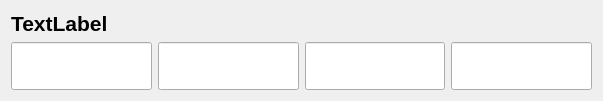
Old version of the form keybuilder/keywidget.ui in the repository QtWorks/keymanager.
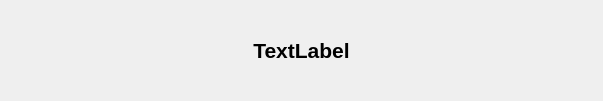
New version of the form.

```diff
--- a/keybuilder/keywidget.ui
+++ b/keybuilder/keywidget.ui
@@ -28,87 +28,13 @@
        <property name="text">
         <string>TextLabel</string>
        </property>
+       <property name="alignment">
+        <set>Qt::AlignCenter</set>
+       </property>
       </widget>
      </item>
      <item>
-      <layout class="QHBoxLayout" name="horizontalLayout">
-       <item>
-        <widget class="QLineEdit" name="field1">
-         <property name="minimumSize">
-          <size>
-           <width>0</width>
-           <height>48</height>
-          </size>
-         </property>
-         <property name="maximumSize">
-          <size>
-           <width>16777215</width>
-           <height>48</height>
-          </size>
-         </property>
-         <property name="maxLength">
-          <number>4</number>
-         </property>
-        </widget>
-       </item>
-       <item>
-        <widget class="QLineEdit" name="field2">
-         <property name="minimumSize">
-          <size>
-           <width>0</width>
-           <height>48</height>
-          </size>
-         </property>
-         <property name="maximumSize">
-          <size>
-           <width>16777215</width>
-           <height>48</height>
-          </size>
-         </property>
-         <property name="maxLength">
-          <number>4</number>
-         </property>
-        </widget>
-       </item>
-       <item>
-        <widget class="QLineEdit" name="field3">
-         <property name="minimumSize">
-          <size>
-           <width>0</width>
-           <height>48</height>
-          </size>
-         </property>
-         <property name="maximumSize">
-          <size>
-           <width>16777215</width>
-           <height>48</height>
-          </size>
-         </property>
-         <property name="maxLength">
-          <number>4</number>
-         </property>
-        </widget>
-       </item>
-       <item>
-        <widget class="QLineEdit" name="field4">
-         <property name="minimumSize">
-          <size>
-           <width>0</width>
-           <height>48</height>
-          </size>
-         </property>
-         <property name="maximumSize">
-          <size>
-           <width>16777215</width>
-           <height>48</height>
-          </size>
-         </property>
-         <property name="maxLength">
-          <number>4</number>
-         </property>
-        </widget>
-       </item>
-      </layout>
+      <layout class="QHBoxLayout" name="blockLayout"/>
      </item>
     </layout>
    </item>
```
